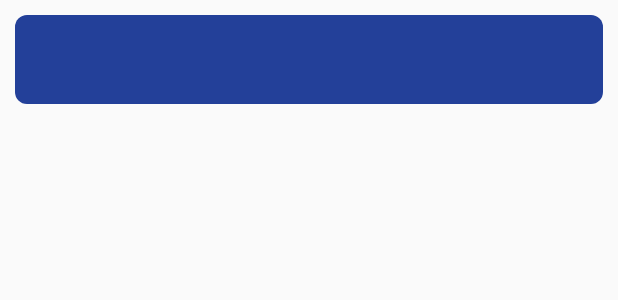
After one commit to crortolf/Kitchen-Kompanion-2022-Group6, an Android app: the layout recipe_list_item_recycler.xml on its own in the app's theme, with its tools: preview values and no code run, on a phone screen of 412 x 824 dp. The commit adds this screen. Shown: the top 300 px of the screen. Run offline under Robolectric (Android 15) with nearby library versions, the phone set to English and light mode, and no system bars.

Commit message:
recipe list working, added a plus button to bottom of list too

```diff
--- a/app/src/main/res/drawable/gradient_background.xml
+++ b/app/src/main/res/drawable/gradient_background.xml
@@ -4,7 +4,7 @@
         <shape>
             <gradient
                 android:angle="90"
-                android:startColor="#e6e6e6"
+                android:startColor="#c9c9c9"
                 android:endColor="#FFFF"
                 android:type="linear" />
         </shape>
--- /dev/null
+++ b/app/src/main/res/drawable/rounded_button.xml
@@ -0,0 +1,9 @@
+<?xml version="1.0" encoding="utf-8"?>
+<shape xmlns:android="http://schemas.android.com/apk/res/android"
+    android:shape="rectangle">
+    <solid android:color="#234099" />
+    <corners android:bottomRightRadius="8dp"
+        android:bottomLeftRadius="8dp"
+        android:topRightRadius="8dp"
+        android:topLeftRadius="8dp"/>
+</shape>
--- /dev/null
+++ b/app/src/main/res/layout/recipe_list_item_recycler.xml
@@ -0,0 +1,14 @@
+<?xml version="1.0" encoding="utf-8"?>
+
+<!-- default color for the app is #6200EE -->
+<TextView xmlns:android="http://schemas.android.com/apk/res/android"
+    android:id="@+id/text"
+    android:textColor="#FFFFFF"
+    android:layout_width="match_parent"
+    android:layout_height="wrap_content"
+    android:layout_margin="10dp"
+    android:gravity="center"
+    android:padding="16dp"
+    android:textSize="20sp"
+    android:background="@drawable/rounded_button"
+    android:textAppearance="@android:style/TextAppearance.Material.Display1" />
```
Also changed, not shown: app/src/main/java/RecipeList.java (deleted, +0 -12 lines), app/src/main/java/com/example/kitchenkompanion/RecipeList.java (added, +27 -0 lines), app/src/main/java/com/example/kitchenkompanion/RecipeRecyclerAdapter.java (added, +54 -0 lines), app/src/main/res/layout/recipe_list.xml (deleted, +0 -17 lines), app/src/main/res/layout/recycle_list.xml (added, +28 -0 lines).
